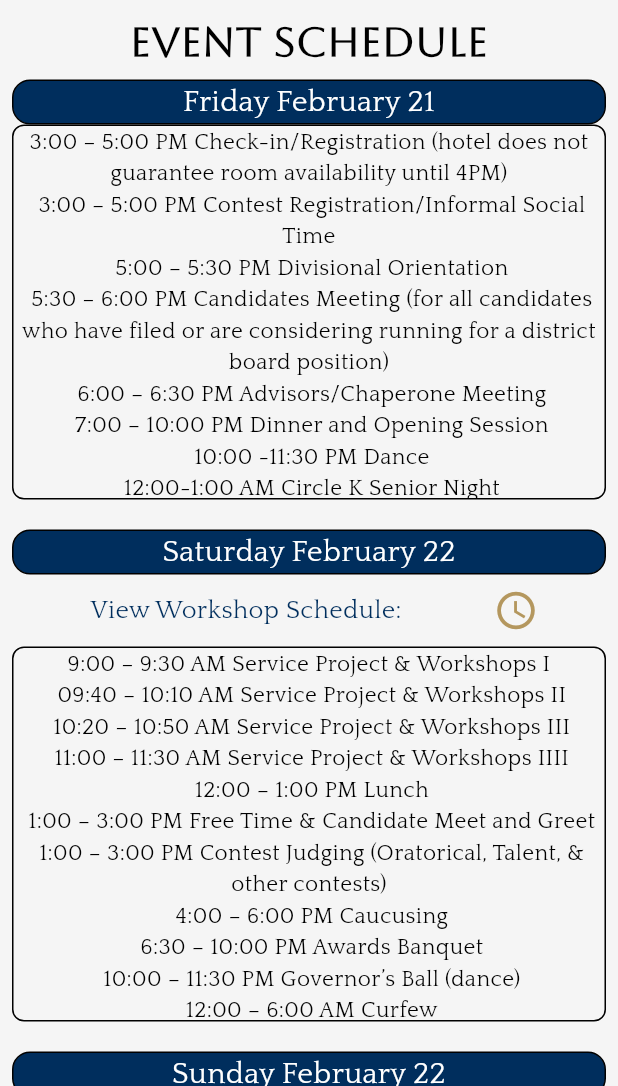
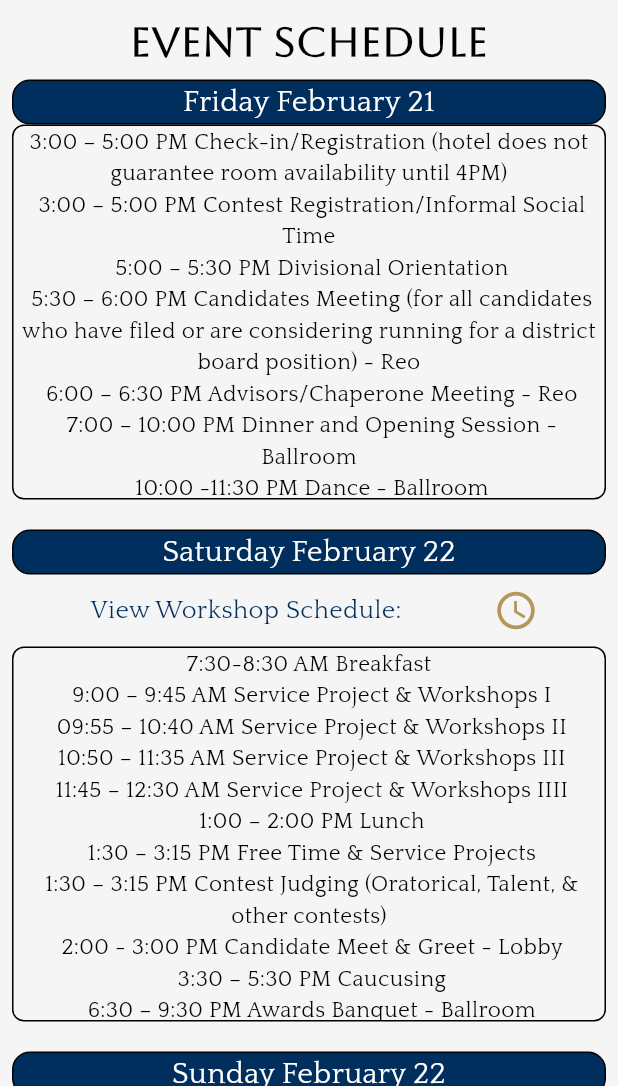
Before and after one commit to Kami1230/mdkci_slc_2025, a Flutter app: the EventSchedule screen opened directly, on a phone screen of 412 x 824 dp, the part 150-1236 px from its top. Run offline on Flutter 3.47's test engine with Material 3 defaults, Android fonts, the phone set to English and light mode, and no system bars.

```diff
--- a/lib/pages/EventSchedule.dart
+++ b/lib/pages/EventSchedule.dart
@@ -145,7 +145,7 @@ class _EventScheduleState extends State<EventSchedule> {
                   height: 250,
                   decoration: BoxDecoration(border: Border.all(), borderRadius: BorderRadius.circular(8)),
                   child: Text(
-                      '3:00 – 5:00 PM Check-in/Registration (hotel does not guarantee room availability until 4PM) \n 3:00 – 5:00 PM Contest Registration/Informal Social Time \n 5:00 – 5:30 PM Divisional Orientation \n 5:30 – 6:00 PM Candidates Meeting (for all candidates who have filed or are considering running for a district board position) \n 6:00 – 6:30 PM Advisors/Chaperone Meeting  \n 7:00 – 10:00 PM Dinner and Opening Session \n 10:00 -11:30 PM Dance \n 12:00-1:00 AM Circle K Senior Night \n 12:00 – 6:00 AM Curfew',
+                      '3:00 – 5:00 PM Check-in/Registration (hotel does not guarantee room availability until 4PM) \n 3:00 – 5:00 PM Contest Registration/Informal Social Time \n 5:00 – 5:30 PM Divisional Orientation \n 5:30 – 6:00 PM Candidates Meeting (for all candidates who have filed or are considering running for a district board position) - Reo \n 6:00 – 6:30 PM Advisors/Chaperone Meeting - Reo \n 7:00 – 10:00 PM Dinner and Opening Session - Ballroom \n 10:00 -11:30 PM Dance - Ballroom \n 12:00-1:00 AM Circle K Senior Night (Seniors Only!) \n 12:00 – 6:00 AM Curfew',
                       textAlign: TextAlign.center, // Center-align the text content
                       style: TextStyle(
                         fontSize: 15,
@@ -207,7 +207,7 @@ class _EventScheduleState extends State<EventSchedule> {
                   height: 250,
                   decoration: BoxDecoration(border: Border.all(), borderRadius: BorderRadius.circular(8)),
                   child: Text(
-                      '9:00 – 9:30 AM Service Project & Workshops I \n 09:40 – 10:10 AM Service Project & Workshops II \n 10:20 – 10:50 AM Service Project & Workshops III \n 11:00 – 11:30 AM Service Project & Workshops IIII \n 12:00 – 1:00 PM Lunch \n 1:00 – 3:00 PM Free Time & Candidate Meet and Greet \n 1:00 – 3:00 PM Contest Judging (Oratorical, Talent, & other contests) \n 4:00 – 6:00 PM Caucusing \n 6:30 – 10:00 PM Awards Banquet \n 10:00 – 11:30 PM Governor’s Ball (dance) \n 12:00 – 6:00 AM Curfew',
+                      '7:30-8:30 AM Breakfast \n 9:00 – 9:45 AM Service Project & Workshops I \n 09:55 – 10:40 AM Service Project & Workshops II \n 10:50 – 11:35 AM Service Project & Workshops III \n 11:45 – 12:30 AM Service Project & Workshops IIII \n 1:00 – 2:00 PM Lunch \n 1:30 – 3:15 PM Free Time & Service Projects \n 1:30 – 3:15 PM Contest Judging (Oratorical, Talent, & other contests) \n 2:00 - 3:00 PM Candidate Meet & Greet - Lobby \n 3:30 – 5:30 PM Caucusing \n 6:30 – 9:30 PM Awards Banquet - Ballroom \n 9:30 - 10:00 PM Nominating Conference - Ballroom \n 10:00 – 11:30 PM Governor’s Ball (dance) - Ballroom \n 12:00 – 6:00 AM Curfew',
                       textAlign: TextAlign.center, // Center-align the text content
                       style: TextStyle(
                         fontSize: 15,
@@ -238,7 +238,7 @@ class _EventScheduleState extends State<EventSchedule> {
                   height: 60,
                   decoration: BoxDecoration(border: Border.all(), borderRadius: BorderRadius.circular(8)),
                   child: Text(
-                    '8:30 – 10:00 AM House of Delegates \n 10:30 – 1:00 PM Governor’s Farewell Brunch \n 12:00 Noon Check out \n 1:30 – 2:30PM 2024-2025 & 2025-2026 Joint Board Meeting',
+                    '7:45 - 8:15 Non-Denominational Service - Ballroom E \n 8:30 – 10:00 AM House of Delegates - Ballroom E/F \n 10:30 – 1:00 PM Governor’s Farewell Brunch - Ballroom A-F \n 12:00 Noon Check out \n 1:30 – 2:30 PM 2024-2025 & 2025-2026 Joint Board Meeting',
                       textAlign: TextAlign.center, // Center-align the text content
                       style: TextStyle(
                         fontSize: 15,
```
